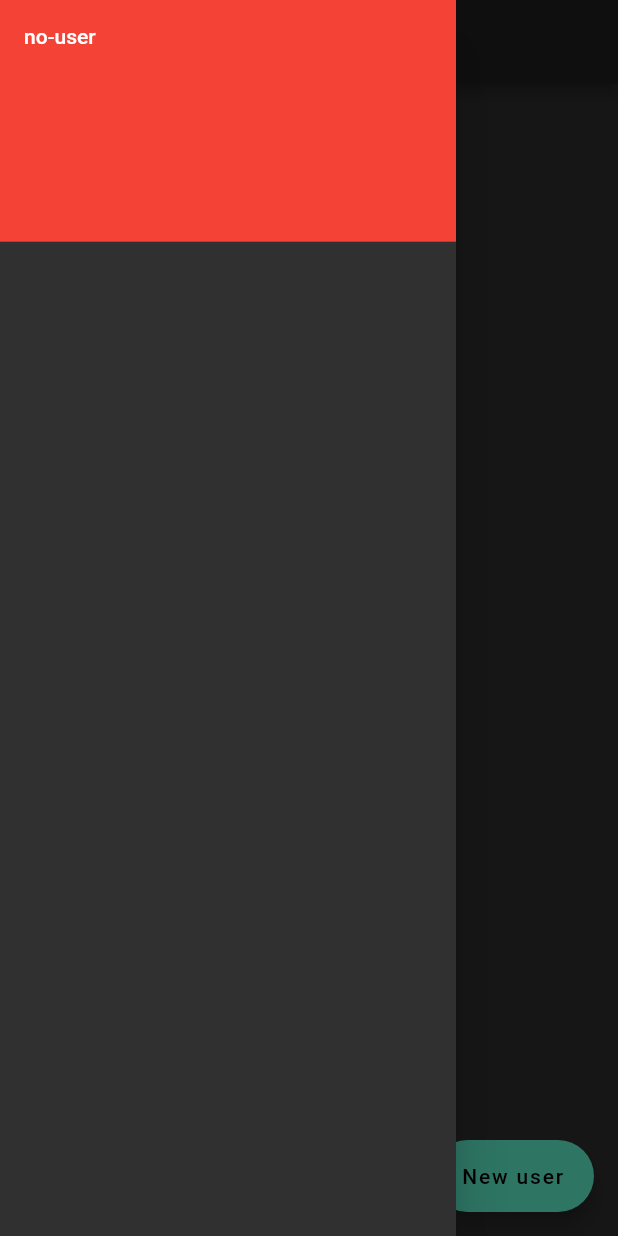
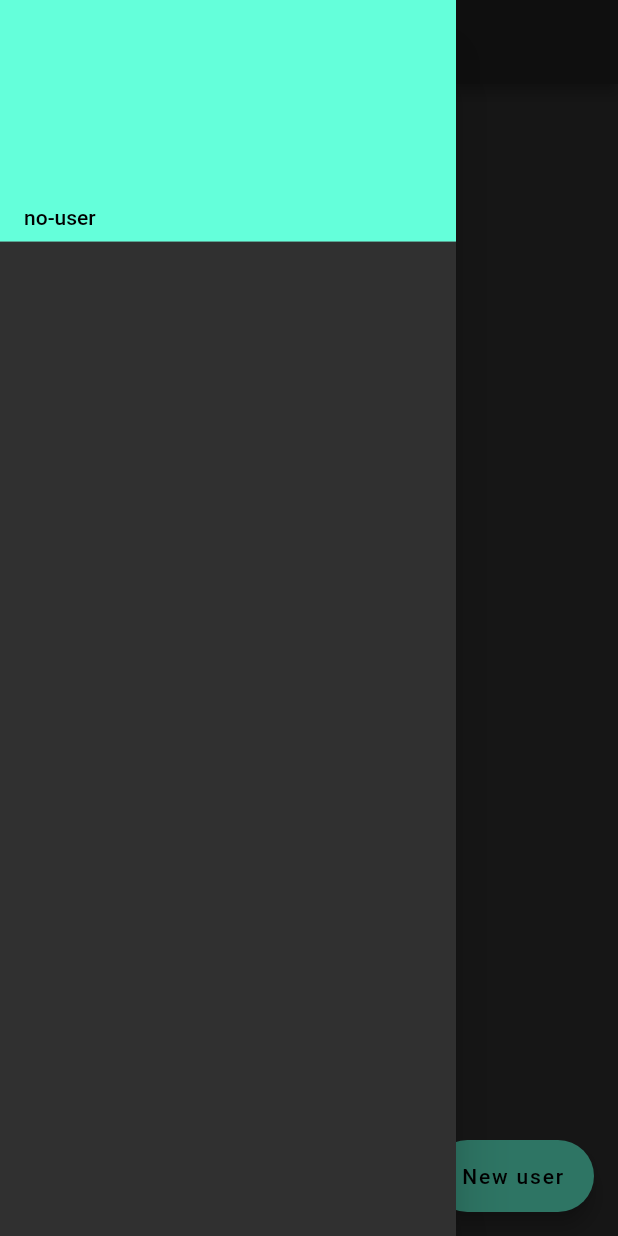
Before and after one commit to marcossevilla/flutter_six_paths_state, a Flutter app: the screen it shows after launch, with the side drawer open, on a phone screen of 412 x 824 dp. Run offline on Flutter 3.47's test engine with Material 2 defaults, Android fonts, the phone set to English and light mode, and no system bars; accounts and stored records are empty.

Commit message:
Finished provider sample

```diff
--- a/lib/app.dart
+++ b/lib/app.dart
@@ -1,4 +1,5 @@
 import 'package:flutter/material.dart';
+import 'package:flutter/services.dart';
 
 import 'package:provider/provider.dart';
 import 'package:uuid/uuid.dart';
@@ -35,7 +36,7 @@ class _Home extends StatelessWidget {
       key: _scaffoldKey,
       appBar: AppBar(title: const Text('State Bar')),
       drawer: _MyDrawer(),
-      body: Center(child: Text(currentUser?.id ?? 'no-user')),
+      body: Center(child: Text(currentUser?.email ?? 'no-user')),
       floatingActionButton: FloatingActionButton.extended(
         label: const Text('New user'),
         onPressed: () {
@@ -92,13 +93,18 @@ class __UserCardState extends State<_UserCard> {
                 ),
                 FlatButton(
                   onPressed: () {
-                    if (_formKey.currentState.validate()) {
+                    if (!_formKey.currentState.validate()) {
                       return;
                     } else {
                       _formKey.currentState.save();
                       context.read<UserState>().addUser(
-                            User(name: name, email: email, id: Uuid().v4()),
+                            User(
+                              name: name,
+                              email: email,
+                              id: Uuid().v4(),
+                            ),
                           );
+                      Navigator.of(context).pop();
                     }
                   },
                   child: const Text('Save'),
@@ -119,21 +125,34 @@ class _MyDrawer extends StatelessWidget {
   Widget build(BuildContext context) {
     final state = Provider.of<UserState>(context);
 
-    return Drawer(
+    return AnnotatedRegion(
+      value: SystemUiOverlayStyle.dark,
+      child: Drawer(
         child: ListView(
           padding: EdgeInsets.zero,
           children: [
             DrawerHeader(
-            decoration: const BoxDecoration(color: Colors.red),
-            child: Text(state.currentUser?.email ?? 'no-user'),
+              decoration: BoxDecoration(color: Theme.of(context).accentColor),
+              child: Column(
+                mainAxisAlignment: MainAxisAlignment.end,
+                crossAxisAlignment: CrossAxisAlignment.start,
+                children: [
+                  Text(
+                    state.currentUser?.email ?? 'no-user',
+                    style: TextStyle(color: Colors.black),
+                  ),
+                ],
+              ),
             ),
             if (state.users != null)
               for (var user in state.users)
                 ListTile(
                   title: Text(user.name),
                   subtitle: Text(user.email),
+                  onTap: () => context.read<UserState>().currentUser = user,
                 )
           ],
+        ),
       ),
     );
   }
--- a/lib/models/user.dart
+++ b/lib/models/user.dart
@@ -1,7 +1,7 @@
 class User {
-  final String id;
-  final String name;
-  final String email;
+  String id;
+  String name;
+  String email;
 
   User({this.id, this.name, this.email});
 }
--- a/lib/state/user_state.dart
+++ b/lib/state/user_state.dart
@@ -10,7 +10,7 @@ class UserState with ChangeNotifier {
     notifyListeners();
   }
 
-  List<User> _users;
+  List<User> _users = [];
   List<User> get users => _users;
 
   void addUser(User user) {
```
Lines whose indentation alone changed are shown as unchanged.
